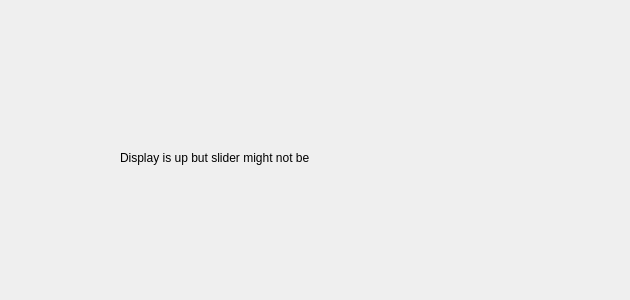
Before: the Qt Designer form slider3.ui in phys-cgarnier/pydm, drawn with Qt 5.
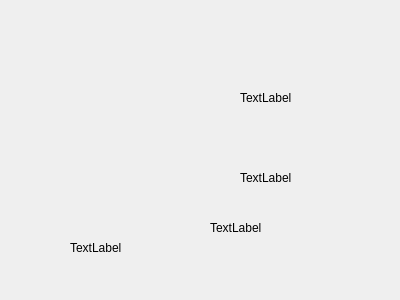
After: the same form once the commit is applied. Custom widgets are drawn as their Qt base class.

```diff
--- a/slider3.ui
+++ b/slider3.ui
@@ -6,7 +6,7 @@
    <rect>
     <x>0</x>
     <y>0</y>
-    <width>630</width>
+    <width>400</width>
     <height>300</height>
    </rect>
   </property>
@@ -16,10 +16,10 @@
   <widget class="PyDMSlider" name="PyDMSlider">
    <property name="geometry">
     <rect>
-     <x>190</x>
+     <x>60</x>
      <y>90</y>
-     <width>291</width>
-     <height>37</height>
+     <width>271</width>
+     <height>54</height>
     </rect>
    </property>
    <property name="toolTip">
@@ -32,14 +32,53 @@
   <widget class="QLabel" name="label">
    <property name="geometry">
     <rect>
-     <x>120</x>
-     <y>150</y>
-     <width>281</width>
+     <x>70</x>
+     <y>240</y>
+     <width>60</width>
      <height>16</height>
     </rect>
    </property>
    <property name="text">
-    <string>Display is up but slider might not be </string>
+    <string>TextLabel</string>
+   </property>
+  </widget>
+  <widget class="QLabel" name="label_2">
+   <property name="geometry">
+    <rect>
+     <x>210</x>
+     <y>220</y>
+     <width>60</width>
+     <height>16</height>
+    </rect>
+   </property>
+   <property name="text">
+    <string>TextLabel</string>
+   </property>
+  </widget>
+  <widget class="QLabel" name="label_3">
+   <property name="geometry">
+    <rect>
+     <x>240</x>
+     <y>170</y>
+     <width>60</width>
+     <height>16</height>
+    </rect>
+   </property>
+   <property name="text">
+    <string>TextLabel</string>
+   </property>
+  </widget>
+  <widget class="QLabel" name="label_4">
+   <property name="geometry">
+    <rect>
+     <x>240</x>
+     <y>90</y>
+     <width>60</width>
+     <height>16</height>
+    </rect>
+   </property>
+   <property name="text">
+    <string>TextLabel</string>
    </property>
   </widget>
  </widget>
```
Left out of the diff: 2 changed lines with no effect on the pictures.
